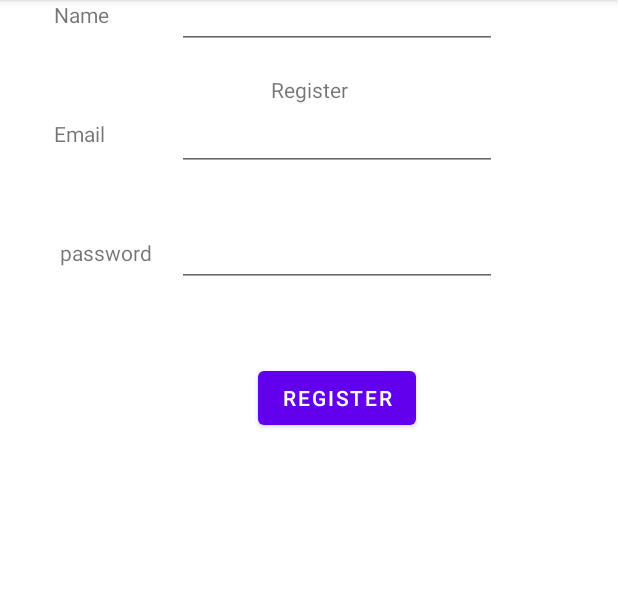
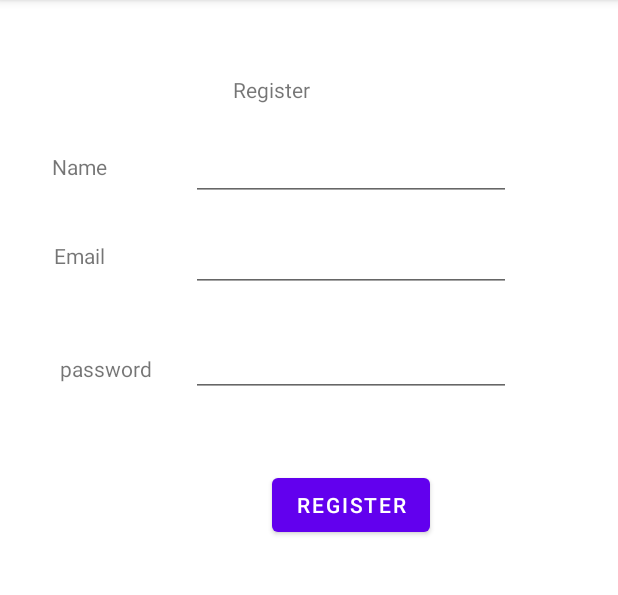
Before and after one commit to sam19981/InClass07_002787959_002783511, an Android app: the screen it shows after launch (MainActivity), after a tap on "REGISTER", on a phone screen of 412 x 824 dp, the part 84-679 px from its top. Run offline under Robolectric (Android 15) with nearby library versions, the phone set to English and light mode, and no system bars.

Commit message:
Adding SignUp

```diff
--- a/app/src/main/res/layout/fragment_sign_up.xml
+++ b/app/src/main/res/layout/fragment_sign_up.xml
@@ -8,14 +8,25 @@
     tools:context=".signUp">
 
     <TextView
-        android:id="@+id/rtextView"
+        android:id="@+id/textView7"
         android:layout_width="wrap_content"
         android:layout_height="wrap_content"
-        android:layout_marginTop="50dp"
-        android:text="@string/Register_text"
-        app:layout_constraintEnd_toEndOf="parent"
-        app:layout_constraintStart_toStartOf="parent"
-        app:layout_constraintTop_toTopOf="parent" />
+        android:layout_marginTop="32dp"
+        android:text="@string/name_text"
+        app:layout_constraintEnd_toEndOf="@+id/ltextView2"
+        app:layout_constraintStart_toStartOf="@+id/ltextView2"
+        app:layout_constraintTop_toBottomOf="@+id/rtextView" />
+
+    <EditText
+        android:id="@+id/rnameId"
+        android:layout_width="wrap_content"
+        android:layout_height="wrap_content"
+        android:layout_marginStart="56dp"
+        android:ems="10"
+        android:inputType="textPersonName"
+        app:layout_constraintBottom_toBottomOf="@+id/textView7"
+        app:layout_constraintStart_toEndOf="@+id/textView7"
+        app:layout_constraintTop_toTopOf="@+id/textView7" />
 
     <EditText
         android:id="@+id/lEmailId"
@@ -25,9 +36,10 @@
         android:inputType="textEmailAddress"
         app:layout_constraintBottom_toBottomOf="@+id/ltextView2"
         app:layout_constraintEnd_toEndOf="@+id/rnameId"
+        app:layout_constraintHorizontal_bias="0.0"
         app:layout_constraintStart_toStartOf="@+id/rnameId"
         app:layout_constraintTop_toTopOf="@+id/ltextView2"
-        app:layout_constraintVertical_bias="0.423" />
+        app:layout_constraintVertical_bias="0.461" />
 
     <EditText
         android:id="@+id/lPasswordId"
@@ -39,14 +51,26 @@
         app:layout_constraintEnd_toEndOf="@+id/lEmailId"
         app:layout_constraintHorizontal_bias="0.0"
         app:layout_constraintStart_toStartOf="@+id/lEmailId"
-        app:layout_constraintTop_toTopOf="@+id/ltextView3" />
+        app:layout_constraintTop_toTopOf="@+id/ltextView3"
+        app:layout_constraintVertical_bias="0.653" />
+
+    <TextView
+        android:id="@+id/rtextView"
+        android:layout_width="wrap_content"
+        android:layout_height="wrap_content"
+        android:layout_marginTop="50dp"
+        android:text="@string/Register_text"
+        app:layout_constraintEnd_toEndOf="parent"
+        app:layout_constraintHorizontal_bias="0.431"
+        app:layout_constraintStart_toStartOf="parent"
+        app:layout_constraintTop_toTopOf="parent" />
 
     <TextView
         android:id="@+id/ltextView2"
         android:layout_width="wrap_content"
         android:layout_height="wrap_content"
         android:layout_marginStart="36dp"
-        android:layout_marginTop="60dp"
+        android:layout_marginTop="40dp"
         android:text="@string/Email_text"
         app:layout_constraintStart_toStartOf="parent"
         app:layout_constraintTop_toBottomOf="@+id/textView7" />
@@ -56,36 +80,16 @@
         android:layout_width="wrap_content"
         android:layout_height="wrap_content"
         android:layout_marginStart="4dp"
-        android:layout_marginTop="60dp"
+        android:layout_marginTop="56dp"
         android:text="@string/password_text"
         app:layout_constraintStart_toStartOf="@+id/ltextView2"
         app:layout_constraintTop_toBottomOf="@+id/ltextView2" />
-
-    <TextView
-        android:id="@+id/textView7"
-        android:layout_width="wrap_content"
-        android:layout_height="wrap_content"
-        android:layout_marginTop="40dp"
-        android:text="@string/name_text"
-        app:layout_constraintStart_toStartOf="@+id/ltextView2"
-        app:layout_constraintTop_toBottomOf="@+id/ltextView" />
-
-    <EditText
-        android:id="@+id/rnameId"
-        android:layout_width="wrap_content"
-        android:layout_height="wrap_content"
-        android:layout_marginStart="45dp"
-        android:ems="10"
-        android:inputType="textPersonName"
-        app:layout_constraintBottom_toBottomOf="@+id/textView7"
-        app:layout_constraintStart_toEndOf="@+id/textView7"
-        app:layout_constraintTop_toTopOf="@+id/textView7" />
 
     <Button
         android:id="@+id/registerId"
         android:layout_width="wrap_content"
         android:layout_height="wrap_content"
-        android:layout_marginTop="50dp"
+        android:layout_marginTop="48dp"
         android:text="@string/Register_text"
         app:layout_constraintEnd_toEndOf="@+id/lPasswordId"
         app:layout_constraintStart_toStartOf="@+id/lPasswordId"
```
Also changed, not shown: app/src/main/java/com/example/inclass07/signUp.java (+106 -2 lines).
